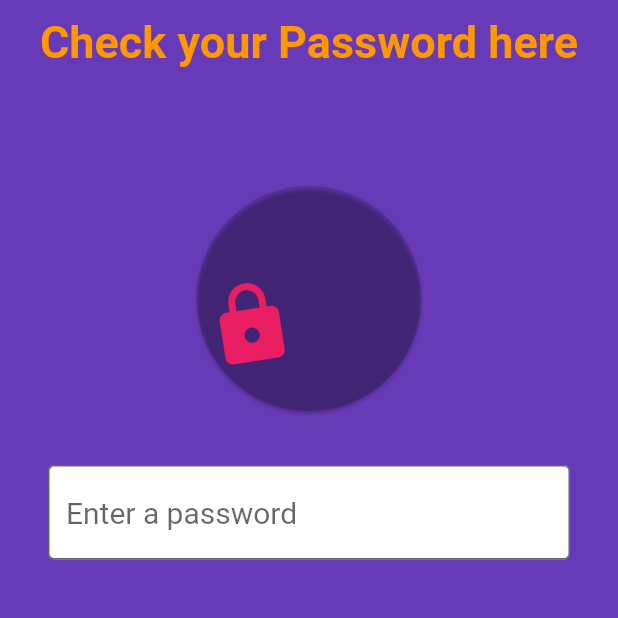
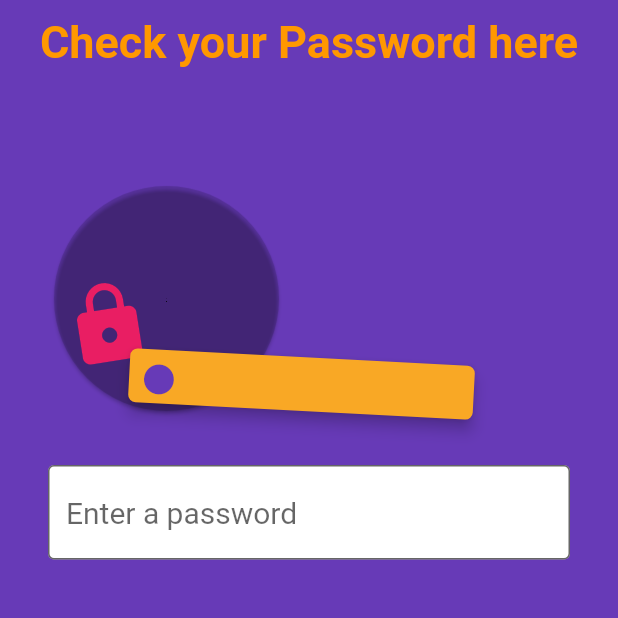
Before and after one commit to Rohit-RA-2020/flutter_password_checker, a Flutter app: the screen it shows after launch, on a phone screen of 412 x 824 dp, the top half of it. Run offline on Flutter 3.47's test engine with Material 2 defaults, Android fonts, the phone set to English and light mode, and no system bars; our stand-ins replace google_fonts.

Commit message:
Rectangular bar

```diff
--- a/lib/main.dart
+++ b/lib/main.dart
@@ -150,6 +150,34 @@
               size: 60,
             ),
           ),
+        ),
+        Padding(
+          padding: const EdgeInsets.only(left: 50.0, right: 60.0),
+          child: Transform.rotate(
+            angle: -math.pi / -60,
+            child: Card(
+              shape: RoundedRectangleBorder(
+                borderRadius: BorderRadiusDirectional.circular(5),
+              ),
+              elevation: 4,
+              color: Colors.yellow.shade800,
+              child: Column(
+                crossAxisAlignment: CrossAxisAlignment.stretch,
+                children: <Widget>[
+                  Padding(
+                    padding: const EdgeInsets.fromLTRB(8, 8, 0, 4),
+                    child: Container(
+                      alignment: Alignment.centerLeft,
+                      child: Icon(
+                        Icons.brightness_1,
+                        color: Colors.deepPurple,
+                      ),
+                    ),
+                  ),
+                ],
+              ),
+            ),
+          ),
         )
       ],
     );
```
